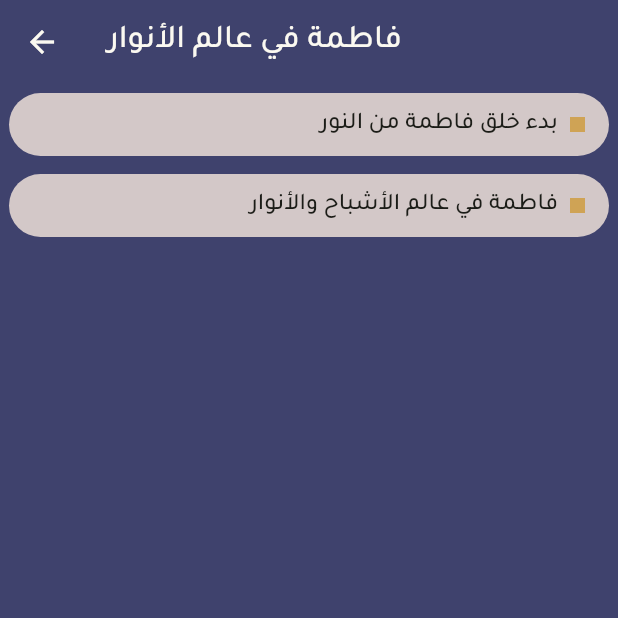
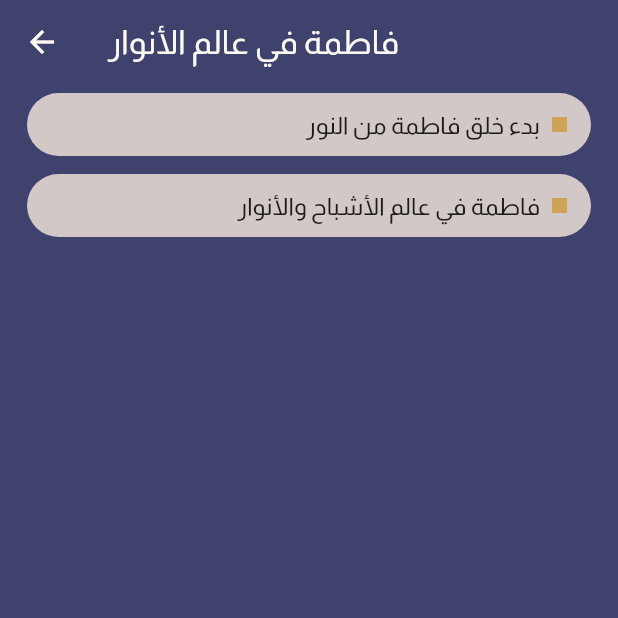
Before and after one commit to alijohar/z_project, a Flutter app: the screen it shows after launch, after a tap on "فاطمة في عالم الأنوار", on a phone screen of 412 x 824 dp, the top half of it. Run offline on Flutter 3.47's test engine with Material 3 defaults, Android fonts, the phone set to English and light mode, and no system bars; our stand-ins replace bloc, firebase_analytics, firebase_core, firebase_crashlytics, flutter_bloc, flutter_html and 5 more; missing offline and left inert: epub_parser; accounts and stored records are empty.

Commit message:
Fix issues

```diff
--- a/lib/main.dart
+++ b/lib/main.dart
@@ -55,7 +55,7 @@ class MyApp extends StatelessWidget {
       error: Color(0xFFBA1A1A),
       onError: Color(0xFFFFFFFF),
       surface: Color(0xFF111111),
-      onSurface: Color(0xFF58596d),
+      onSurface: Color(0xFFa0a0af),
     );
 
     final ThemeData lightTheme = ThemeData(
@@ -68,7 +68,7 @@ class MyApp extends StatelessWidget {
         ),
       ),
       colorScheme: lightColorScheme,
-      fontFamily: 'tajwal',
+      fontFamily: 'almarai',
     );
 
     final ThemeData darkTheme = ThemeData(
@@ -81,7 +81,7 @@ class MyApp extends StatelessWidget {
         ),
       ),
       colorScheme: darkColorScheme,
-      fontFamily: 'tajwal',
+      fontFamily: 'almarai',
     );
 
     return MaterialApp(
--- a/lib/screen/about/about_app_screen.dart
+++ b/lib/screen/about/about_app_screen.dart
@@ -17,17 +17,16 @@ class AboutAppScreen extends StatelessWidget {
         backgroundColor: Theme.of(context).colorScheme.primary,
         body: Column(
           children: [
-          Container(
-            margin: const EdgeInsets.only(top: 100),
-          width: 120,
-          height: 120,
-          decoration: const BoxDecoration(
-            image: DecorationImage(
-              image: AssetImage('assets/image/icon1024.png'),
-              alignment: Alignment.topCenter, // Ensure the image starts from the top
+            Padding(
+              padding: const EdgeInsets.only(top: 40, right: 16, left: 16, bottom: 0),
+              child: Image.asset(
+                'assets/image/name.png',
+                width: MediaQuery.of(context).size.width, // Full width of the screen
+                fit: BoxFit.cover, // Ensures the image covers the height
+                alignment: Alignment.topCenter, // Aligns the image to the top center
+              ),
             ),
-          ),
-          ),
+
           Expanded(
               child: Padding(
                 padding: const EdgeInsets.only(top: 8.0, right: 8, left: 8),
--- a/lib/screen/detail/detail_screen.dart
+++ b/lib/screen/detail/detail_screen.dart
@@ -32,6 +32,8 @@ class DetailScreen extends StatelessWidget {
                     TextStyle(color: Theme.of(context).colorScheme.surface),),),
         body: CustomScrollView(
           slivers: <Widget>[
+
+
             BlocBuilder<DetailCubit, DetailState>(
               builder: (context, state) => state.when(
                   initial: () => const SliverFillRemaining(
@@ -42,8 +44,8 @@ class DetailScreen extends StatelessWidget {
                   ),
                   loaded: (items) => SliverList(
                     delegate: SliverChildBuilderDelegate(
-                      (context, index) =>
-                          NavigationHelper.buildItem(context, items[index]),
+                          (context, index) => Padding(padding: const EdgeInsets.only(right: 12, left: 12), child: NavigationHelper.buildItem(context, items[index])),
+
                       childCount: items.length,
                     ),
                   ),
--- a/lib/screen/library/library_screen.dart
+++ b/lib/screen/library/library_screen.dart
@@ -27,7 +27,19 @@ class _LibraryScreenState extends State<LibraryScreen> {
         builder: (context, state) => state.when(
             initial: () => const Center(child: CircularProgressIndicator()),
             loading: () => const Center(child: CircularProgressIndicator()),
-            loaded: (books) => ListView.builder(
+            loaded: (books) => Column(
+              children: [
+                Padding(
+                  padding: const EdgeInsets.only(top: 40, right: 16, left: 16, bottom: 0),
+                  child: Image.asset(
+                    'assets/image/name.png',
+                    width: MediaQuery.of(context).size.width, // Full width of the screen
+                    fit: BoxFit.cover, // Ensures the image covers the height
+                    alignment: Alignment.topCenter, // Aligns the image to the top center
+                  ),
+                ),
+                Expanded(
+                  child: ListView.builder(
                     itemCount: books.length,
                     itemBuilder: (context, index) {
                       final book = books[index];
@@ -87,7 +99,7 @@ class _LibraryScreenState extends State<LibraryScreen> {
                                     const SizedBox(height: 12),
                                     if (book.subtitle.sub1 != null)
                                       Row(
-                                crossAxisAlignment: CrossAxisAlignment.end,
+                                      crossAxisAlignment: CrossAxisAlignment.start,
                                       mainAxisAlignment: MainAxisAlignment.center,
                                       children: [
                                         Container(
@@ -272,6 +284,9 @@ class _LibraryScreenState extends State<LibraryScreen> {
                       );
                     },
                   ),
+                ),
+              ],
+            ),
             error: (message) => Center(child: Text(message)),
           ),
       ),
--- a/pubspec.yaml
+++ b/pubspec.yaml
@@ -94,6 +94,6 @@ flutter:
     - family: font5
       fonts:
         - asset: assets/font/font5.ttf
-    - family: tajwal
+    - family: almarai
       fonts:
-        - asset: assets/font/tajwal.ttf
+        - asset: assets/font/almarai.ttf
```
Also changed, not shown: lib/screen/search/widget/search_results_widget.dart (+47 -30 lines), assets/font/almarai.ttf (added), assets/image/name.png (added). Lines whose indentation alone changed are shown as unchanged.
